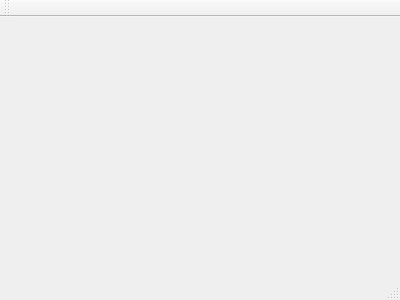
Before: the Qt Designer form mainwindow.ui in cleonro/SuperBuildTool, drawn with Qt 5.
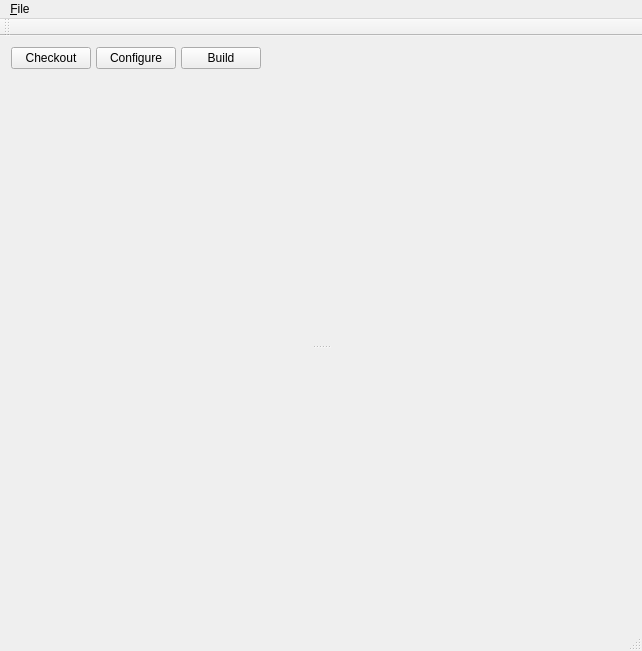
After: the same form once the commit is applied. Custom widgets are drawn as their Qt base class.

```diff
--- a/mainwindow.ui
+++ b/mainwindow.ui
@@ -1,24 +1,132 @@
 <ui version="4.0">
  <class>MainWindow</class>
- <widget class="QMainWindow" name="MainWindow" >
-  <property name="geometry" >
+ <widget class="QMainWindow" name="MainWindow">
+  <property name="geometry">
    <rect>
     <x>0</x>
     <y>0</y>
-    <width>400</width>
-    <height>300</height>
+    <width>642</width>
+    <height>651</height>
    </rect>
   </property>
   <property name="windowTitle" >
    <string>MainWindow</string>
   </property>
-  <widget class="QMenuBar" name="menuBar" />
-  <widget class="QToolBar" name="mainToolBar" />
-  <widget class="QWidget" name="centralWidget" />
-  <widget class="QStatusBar" name="statusBar" />
+  <widget class="QWidget" name="centralWidget">
+   <layout class="QVBoxLayout" name="verticalLayout">
+    <item>
+     <layout class="QHBoxLayout" name="horizontalLayout">
+      <property name="spacing">
+       <number>5</number>
+      </property>
+      <item>
+       <widget class="QPushButton" name="checkout">
+        <property name="text">
+         <string>Checkout</string>
+        </property>
+       </widget>
+      </item>
+      <item>
+       <widget class="QPushButton" name="configure">
+        <property name="text">
+         <string>Configure</string>
+        </property>
+       </widget>
+      </item>
+      <item>
+       <widget class="QPushButton" name="build">
+        <property name="text">
+         <string>Build</string>
+        </property>
+       </widget>
+      </item>
+      <item>
+       <spacer name="horizontalSpacer">
+        <property name="orientation">
+         <enum>Qt::Horizontal</enum>
+        </property>
+        <property name="sizeHint" stdset="0">
+         <size>
+          <width>40</width>
+          <height>20</height>
+         </size>
+        </property>
+       </spacer>
+      </item>
+     </layout>
+    </item>
+    <item>
+     <widget class="QSplitter" name="splitter">
+      <property name="orientation">
+       <enum>Qt::Vertical</enum>
+      </property>
+      <widget class="QWidget" name="description" native="true">
+       <property name="sizePolicy">
+        <sizepolicy hsizetype="Preferred" vsizetype="Preferred">
+         <horstretch>0</horstretch>
+         <verstretch>1</verstretch>
+        </sizepolicy>
+       </property>
+      </widget>
+      <widget class="OutputWidget" name="output" native="true">
+       <property name="sizePolicy">
+        <sizepolicy hsizetype="Preferred" vsizetype="Preferred">
+         <horstretch>0</horstretch>
+         <verstretch>1</verstretch>
+        </sizepolicy>
+       </property>
+      </widget>
+     </widget>
+    </item>
+   </layout>
+  </widget>
+  <widget class="QMenuBar" name="menuBar">
+   <property name="geometry">
+    <rect>
+     <x>0</x>
+     <y>0</y>
+     <width>642</width>
+     <height>20</height>
+    </rect>
+   </property>
+   <widget class="QMenu" name="menuF_ile">
+    <property name="title">
+     <string>&amp;File</string>
+    </property>
+    <addaction name="action_Open"/>
+    <addaction name="action_Quit"/>
+   </widget>
+   <addaction name="menuF_ile"/>
+  </widget>
+  <widget class="QToolBar" name="mainToolBar">
+   <attribute name="toolBarArea">
+    <enum>TopToolBarArea</enum>
+   </attribute>
+   <attribute name="toolBarBreak">
+    <bool>false</bool>
+   </attribute>
+  </widget>
+  <widget class="QStatusBar" name="statusBar"/>
+  <action name="action_Open">
+   <property name="text">
+    <string>&amp;Open...</string>
+   </property>
+  </action>
+  <action name="action_Quit">
+   <property name="text">
+    <string>&amp;Quit</string>
+   </property>
+  </action>
  </widget>
- <layoutDefault spacing="6" margin="11" />
- <pixmapfunction></pixmapfunction>
+ <layoutdefault spacing="6" margin="11"/>
+ <customwidgets>
+  <customwidget>
+   <class>OutputWidget</class>
+   <extends>QWidget</extends>
+   <header>outputwidget.h</header>
+   <container>1</container>
+  </customwidget>
+ </customwidgets>
  <resources/>
  <connections/>
 </ui>
```
Left out of the diff: 3 changed lines with no effect on the pictures.
